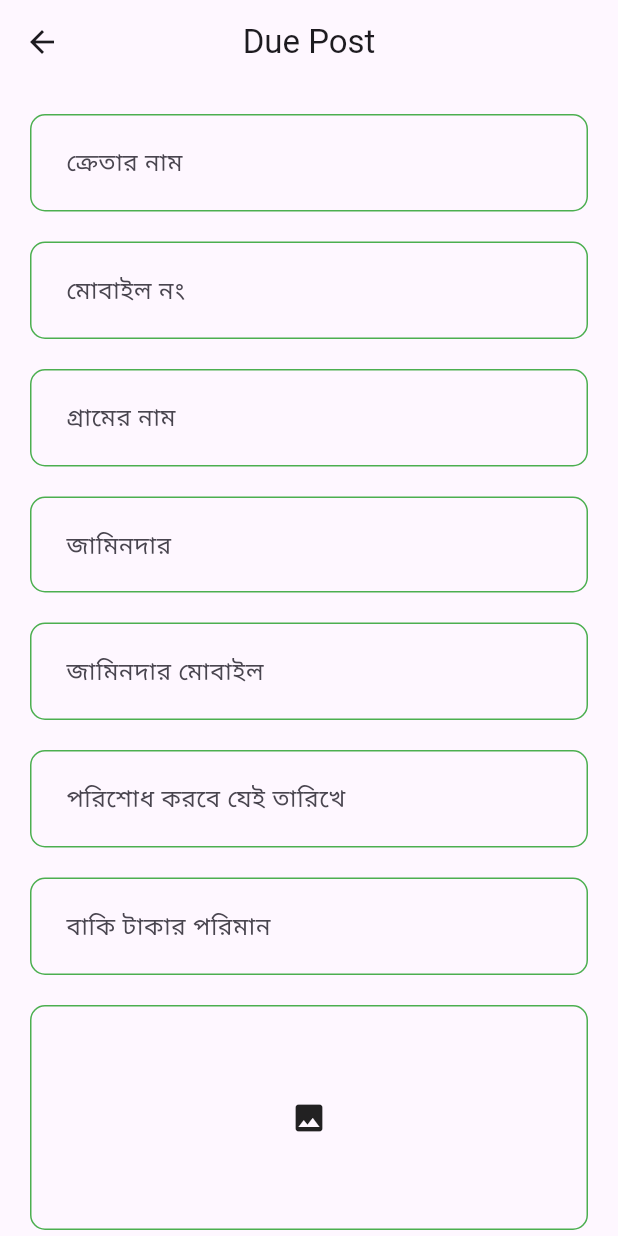
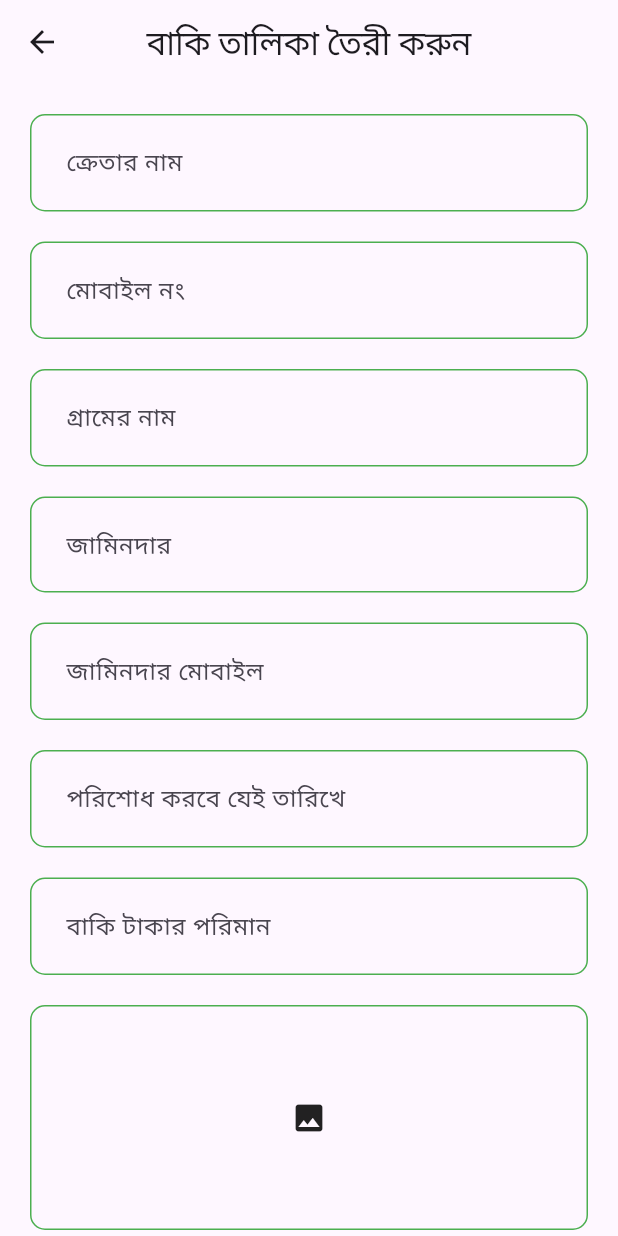
Before and after one commit to shahkutub/flutter-firebase-due-db, a Flutter app: the AddPostScreen screen opened directly, on a phone screen of 412 x 824 dp. Run offline on Flutter 3.47's test engine with Material 3 defaults, Android fonts, the phone set to English and light mode, and no system bars; our stand-ins replace cloud_firestore, firebase_auth, firebase_core, firebase_database, firebase_messaging, firebase_storage and 3 more; missing offline and left inert: flutter_loading_animation_kit; accounts and stored records are empty.

Commit message:
text field bug fix

```diff
--- a/lib/ui/real_time_store/add_post_due.dart
+++ b/lib/ui/real_time_store/add_post_due.dart
@@ -54,7 +54,7 @@ class _AddPostScreenState extends State<AddPostScreen> {
   Widget build(BuildContext context) {
     return Scaffold(
       appBar: AppBar(
-        title: Text("Due Post"),
+        title: Text("বাকি তালিকা তৈরী করুন"),
         centerTitle: true,
       ),
       body: Padding(
@@ -81,6 +81,7 @@ class _AddPostScreenState extends State<AddPostScreen> {
                       controller: _customerNameTextController,
                       decoration: InputDecoration(
                         hintText: 'ক্রেতার নাম',
+                        labelText: 'ক্রেতার নাম',
                         contentPadding: EdgeInsets.symmetric(
                             vertical: 20.0, horizontal: 20.0),
                         border: OutlineInputBorder(
@@ -111,6 +112,7 @@ class _AddPostScreenState extends State<AddPostScreen> {
                       controller: _customerMobileTextController,
                       decoration: InputDecoration(
                         hintText: 'মোবাইল নং',
+                        labelText: 'মোবাইল নং',
                         contentPadding: EdgeInsets.symmetric(
                             vertical: 20.0, horizontal: 20.0),
                         border: OutlineInputBorder(
@@ -141,6 +143,7 @@ class _AddPostScreenState extends State<AddPostScreen> {
                       controller: _customerVillageTextController,
                       decoration: InputDecoration(
                         hintText: 'গ্রামের নাম',
+                        labelText: 'গ্রামের নাম',
                         contentPadding: EdgeInsets.symmetric(
                             vertical: 20.0, horizontal: 20.0),
                         border: OutlineInputBorder(
@@ -171,6 +174,7 @@ class _AddPostScreenState extends State<AddPostScreen> {
                       controller: _jamindarNameTextController,
                       decoration: InputDecoration(
                         hintText: 'জামিনদার',
+                        labelText: 'জামিনদার',
                         contentPadding: EdgeInsets.symmetric(
                             vertical: 20.0, horizontal: 20.0),
                         border: OutlineInputBorder(
@@ -201,6 +205,7 @@ class _AddPostScreenState extends State<AddPostScreen> {
                       controller: _jamindarMobileTextController,
                       decoration: InputDecoration(
                         hintText: 'জামিনদার মোবাইল',
+                        labelText: 'জামিনদার মোবাইল',
                         contentPadding: EdgeInsets.symmetric(
                             vertical: 20.0, horizontal: 20.0),
                         border: OutlineInputBorder(
@@ -231,6 +236,7 @@ class _AddPostScreenState extends State<AddPostScreen> {
                       controller: _payDateTextController,
                       decoration: InputDecoration(
                         hintText: 'পরিশোধ করবে যেই তারিখে',
+                        labelText: 'পরিশোধ করবে যেই তারিখে',
                         contentPadding: EdgeInsets.symmetric(
                             vertical: 20.0, horizontal: 20.0),
                         border: OutlineInputBorder(
@@ -261,6 +267,7 @@ class _AddPostScreenState extends State<AddPostScreen> {
                       controller: _dueTextController,
                       decoration: InputDecoration(
                         hintText: 'বাকি টাকার পরিমান',
+                        labelText: 'বাকি টাকার পরিমান',
                         contentPadding: EdgeInsets.symmetric(
                             vertical: 20.0, horizontal: 20.0),
                         border: OutlineInputBorder(
@@ -301,7 +308,7 @@ class _AddPostScreenState extends State<AddPostScreen> {
               SizedBox(
                 height: 20,
               ),
-              RoundButton("Add", loading, () async {
+              RoundButton("সংরক্ষণ করুন ", loading, () async {
                 if (_formKey.currentState!.validate()) {
                   setState(() {
                     loading = true;
@@ -343,6 +350,9 @@ class _AddPostScreenState extends State<AddPostScreen> {
                   });
                 }
               }),
+              SizedBox(
+                height: 20,
+              ),
             ],
           ),
         ),
```
Also changed, not shown: lib/ui/real_time_store/real_time_screen.dart (+29 -20 lines), 1 other file.
